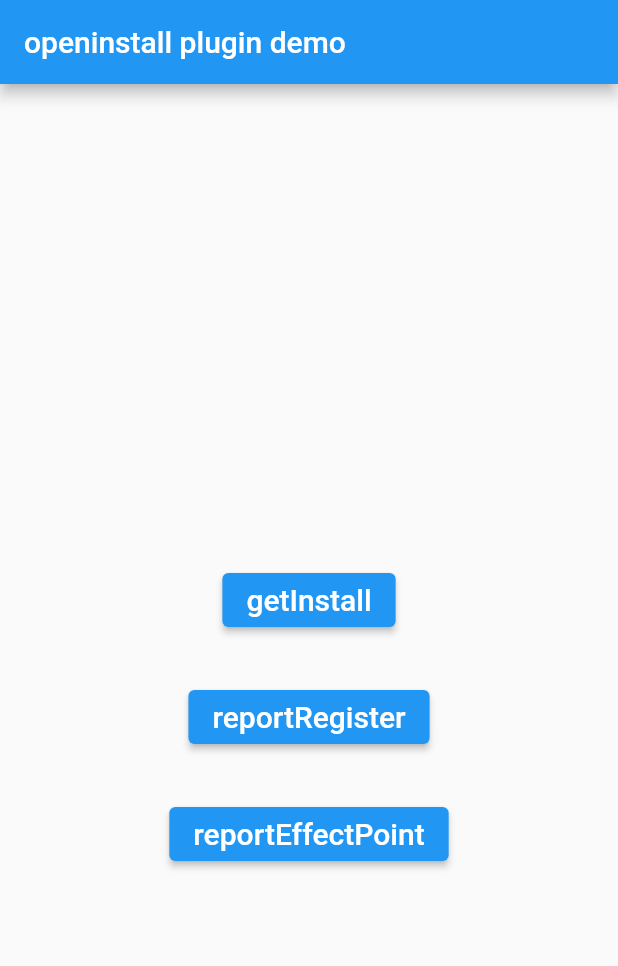
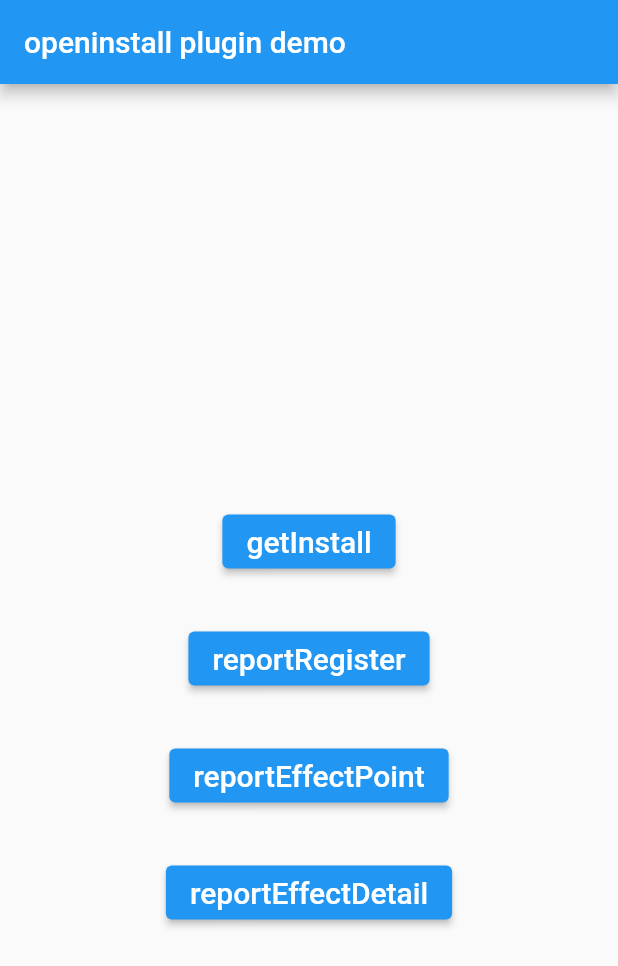
Before and after one commit to OpenInstall/openinstall-flutter-plugin, a Flutter app: the screen it shows after launch, after a tap on "reportEffectPoint", on a phone screen of 412 x 824 dp. Shown: the top 966 px of the screen. Run offline on Flutter 3.47's test engine with Material 2 defaults, Android fonts, the phone set to English and light mode, and no system bars.

Commit message:
Android SDK 2.7.0

```diff
--- a/example/lib/main.dart
+++ b/example/lib/main.dart
@@ -1,4 +1,5 @@
 import 'dart:async';
+import 'dart:io';
 
 import 'package:flutter/material.dart';
 import 'package:openinstall_flutter_plugin/openinstall_flutter_plugin.dart';
@@ -72,6 +73,18 @@ class _MyAppState extends State<MyApp> {
                 child: const Text('reportEffectPoint',
                     style: TextStyle(fontSize: 20)),
               ),
+              const SizedBox(height: 30),
+              ElevatedButton(
+                onPressed: () {
+                  Map<String, String> extraMap = {
+                    "systemVersion": Platform.operatingSystemVersion,
+                    "flutterVersion": Platform.version
+                  };
+                  _openinstallFlutterPlugin.reportEffectPoint("effect_detail", 1, extraMap);
+                },
+                child: const Text('reportEffectDetail',
+                    style: TextStyle(fontSize: 20)),
+              ),
             ],
           ),
         ),
--- a/lib/openinstall_flutter_plugin.dart
+++ b/lib/openinstall_flutter_plugin.dart
@@ -72,14 +72,12 @@ class OpeninstallFlutterPlugin {
     _channel.setMethodCallHandler(_handleMethod);
     _channel.invokeMethod("registerWakeup");
     if (Platform.isAndroid) {
+      var args = new Map();
+      args["alwaysCallback"] = alwaysCallback;
       if (permission) {
         print("OpenInstallPlugin.initWithPermission 后续版本将移除，请自行进行权限申请");
-        var args = new Map();
-        args["alwaysCallback"] = alwaysCallback;
         _channel.invokeMethod("initWithPermission", args);
       } else {
-        var args = new Map();
-        args["alwaysCallback"] = alwaysCallback;
         _channel.invokeMethod("init", args);
       }
     } else {
@@ -114,10 +112,13 @@ class OpeninstallFlutterPlugin {
     _channel.invokeMethod('reportRegister');
   }
 
-  void reportEffectPoint(String pointId, int pointValue) {
+  void reportEffectPoint(String pointId, int pointValue, [Map<String, String>? extraMap]) {
     var args = new Map();
     args["pointId"] = pointId;
     args["pointValue"] = pointValue;
+    if(extraMap != null){
+      args["extras"] = extraMap;
+    }
     _channel.invokeMethod('reportEffectPoint', args);
   }
 
```
Also changed, not shown: 4 other files.
